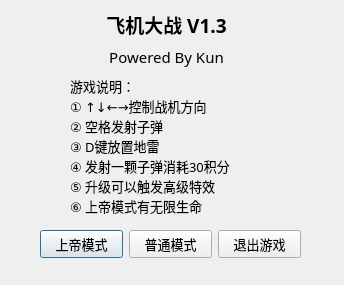
First picture: the form in logindlg.ui, repository kun368/PlaneWar, before the edit.
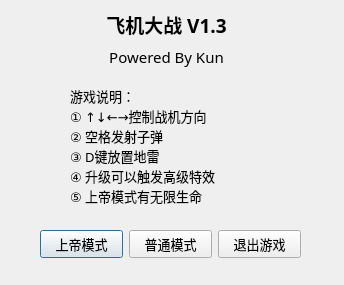
Second picture: the form after the edit.

Commit message: 增加补给箱，可以增加命

Patch:
```diff
--- a/logindlg.ui
+++ b/logindlg.ui
@@ -110,9 +110,8 @@
 ① ↑↓←→控制战机方向
 ② 空格发射子弹
 ③ D键放置地雷
-④ 发射一颗子弹消耗30积分
-⑤ 升级可以触发高级特效
-⑥ 上帝模式有无限生命</string>
+④ 升级可以触发高级特效
+⑤ 上帝模式有无限生命</string>
    </property>
    <property name="wordWrap">
     <bool>true</bool>
```
The commit also changes 14 other files.
